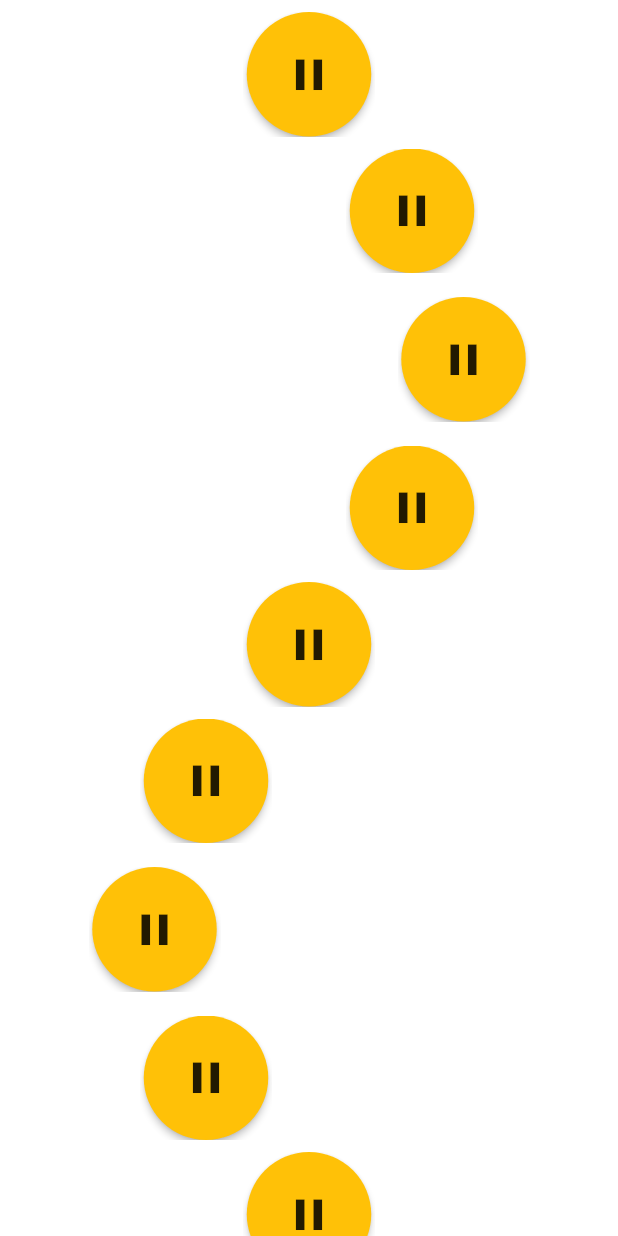
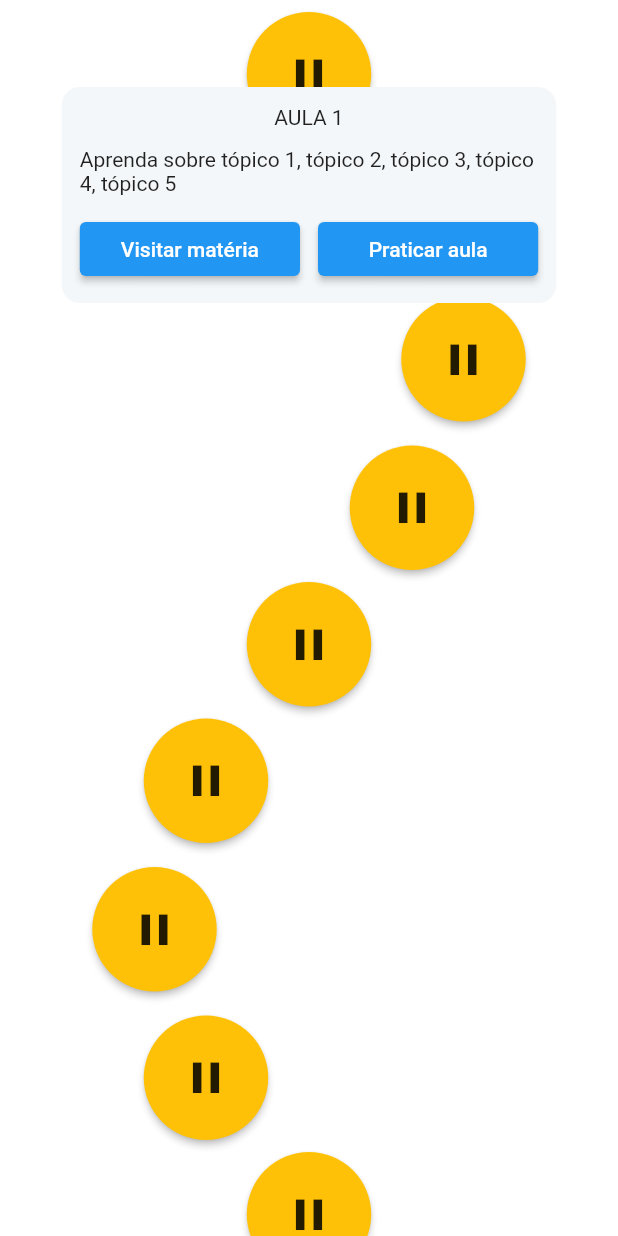
Before and after one commit to Rodrigo-Tei/fluffy-train, a Flutter app: the screen it shows after launch, after a tap on the "pause" icon, on a phone screen of 412 x 824 dp. Run offline on Flutter 3.47's test engine with Material 2 defaults, Android fonts, the phone set to English and light mode, and no system bars; our stand-ins replace equatable, flutter_bloc.

Commit message:
Add dialog to home page and navigate to topic page

```diff
--- a/lib/main.dart
+++ b/lib/main.dart
@@ -1,6 +1,8 @@
 import 'package:fluffy_train/app.dart';
 import 'package:fluffy_train/modules/home/bloc/home_page_bloc.dart';
+import 'package:fluffy_train/modules/topic/bloc/topic_page_bloc.dart';
 import 'package:fluffy_train/repositories/home_page_repository.dart';
+import 'package:fluffy_train/repositories/topic_page_repository.dart';
 import 'package:flutter/material.dart';
 import 'package:flutter_bloc/flutter_bloc.dart';
 import 'package:provider/provider.dart';
@@ -14,6 +16,11 @@ void main() {
             HomePageRepository(),
           ),
         ),
+        BlocProvider(
+          create: (context) => TopicPageBloc(
+            TopicPageRepository(),
+          ),
+        ),
       ],
       child: const App(),
     ),
--- a/lib/modules/home/ui/home_page.dart
+++ b/lib/modules/home/ui/home_page.dart
@@ -14,11 +14,22 @@ class HomePage extends StatefulWidget {
 
 @override
 class _HomePageState extends State<HomePage> {
+  final ScrollController _scrollController = ScrollController();
+
   Offset _dialogPosition = Offset.zero;
   bool _showDialog = false;
+
   @override
   void initState() {
     super.initState();
+
+    _scrollController.addListener(_scrollListener);
+  }
+
+  @override
+  void dispose() {
+    _scrollController.dispose();
+    super.dispose();
   }
 
   Future<void> _handleListener(
@@ -57,28 +68,43 @@ class _HomePageState extends State<HomePage> {
     });
   }
 
+  void _handlePopDialog() {
+    if (_showDialog) {
+      setState(() {
+        _showDialog = !_showDialog;
+      });
+    }
+  }
+
+  void _scrollListener() {
+    _handlePopDialog();
+  }
+
   @override
   Widget build(BuildContext context) {
     return BlocConsumer<HomePageBloc, HomePageState>(
       listener: _handleListener,
       builder: (BuildContext context, HomePageState state) {
         return Scaffold(
-          body: ListView.builder(
+          body: GestureDetector(
+            onTap: _handlePopDialog,
+            child: Stack(
+              children: [
+                ListView.builder(
+                  controller: _scrollController,
                   itemCount: 15,
                   itemBuilder: (BuildContext context, int index) {
                     return Center(
                       child: Container(
                         margin: _calculateMargin(index),
-                  child: Stack(
-                    children: [
-                      LessonButton(toggleDialog: _toggleDialog),
-                      if (_showDialog)
-                        LessonDialog(dialogPosition: _dialogPosition),
-                    ],
-                  ),
+                        child: LessonButton(toggleDialog: _toggleDialog),
                       ),
                     );
                   },
+                ),
+                if (_showDialog) LessonDialog(dialogPosition: _dialogPosition),
+              ],
+            ),
           ),
         );
       },
--- a/lib/modules/home/ui/lesson_dialog.dart
+++ b/lib/modules/home/ui/lesson_dialog.dart
@@ -1,3 +1,5 @@
+import 'package:fluffy_train/modules/topic/ui/topic_page.dart';
+import 'package:fluffy_train/theme/colors.dart';
 import 'package:flutter/material.dart';
 
 class LessonDialog extends StatelessWidget {
@@ -5,18 +7,60 @@ class LessonDialog extends StatelessWidget {
   const LessonDialog({required this.dialogPosition, Key? key})
       : super(key: key);
 
+  double _handleVerticalPosition(
+    BuildContext context,
+    double initialPositionDy,
+  ) {
+    double screenHeight = MediaQuery.of(context).size.height;
+    if (initialPositionDy > screenHeight * 0.8) {
+      return screenHeight * 0.75;
+    }
+    return initialPositionDy;
+  }
+
   @override
   Widget build(BuildContext context) {
     return Positioned(
-      top: dialogPosition.dy - 50,
-      left: dialogPosition.dx,
+      top: _handleVerticalPosition(context, -(dialogPosition.dy - 50)),
+      left: MediaQuery.of(context).size.width * 0.1,
       child: Container(
+        width: MediaQuery.of(context).size.width * 0.8,
         decoration: BoxDecoration(
-          color: Colors.grey[200],
-          borderRadius: BorderRadius.circular(10),
+          color: DefaultTheme.grayscale[Grayscale.lightestGray],
+          borderRadius: BorderRadius.circular(12),
         ),
-        padding: EdgeInsets.all(12),
-        child: Text('ARRRIBA'),
+        padding: const EdgeInsets.all(12),
+        child: Column(
+          children: [
+            const Text('AULA 1'),
+            const SizedBox(height: 12.0),
+            const Text(
+                'Aprenda sobre tópico 1, tópico 2, tópico 3, tópico 4, tópico 5'),
+            const SizedBox(height: 12.0),
+            Row(
+              children: [
+                Expanded(
+                  child: ElevatedButton(
+                    onPressed: () {
+                      Navigator.push(
+                          context,
+                          MaterialPageRoute(
+                              builder: ((context) => TopicPage())));
+                    },
+                    child: const Text('Visitar matéria'),
+                  ),
+                ),
+                const SizedBox(width: 12.0),
+                Expanded(
+                  child: ElevatedButton(
+                    onPressed: () => {},
+                    child: const Text('Praticar aula'),
+                  ),
+                )
+              ],
+            ),
+          ],
+        ),
       ),
     );
   }
--- /dev/null
+++ b/lib/repositories/network/topic_page_requester.dart
@@ -0,0 +1 @@
+class TopicPageRequester {}
--- /dev/null
+++ b/lib/repositories/topic_page_repository.dart
@@ -0,0 +1 @@
+class TopicPageRepository {}
```
Also changed, not shown: lib/modules/topic/bloc/topic_page_bloc.dart (added, +12 -0 lines), lib/modules/topic/bloc/topic_page_event.dart (added, +14 -0 lines), lib/modules/topic/bloc/topic_page_state.dart (added, +17 -0 lines), lib/modules/topic/ui/topic_page.dart (added, +39 -0 lines). Lines whose indentation alone changed are shown as unchanged.
